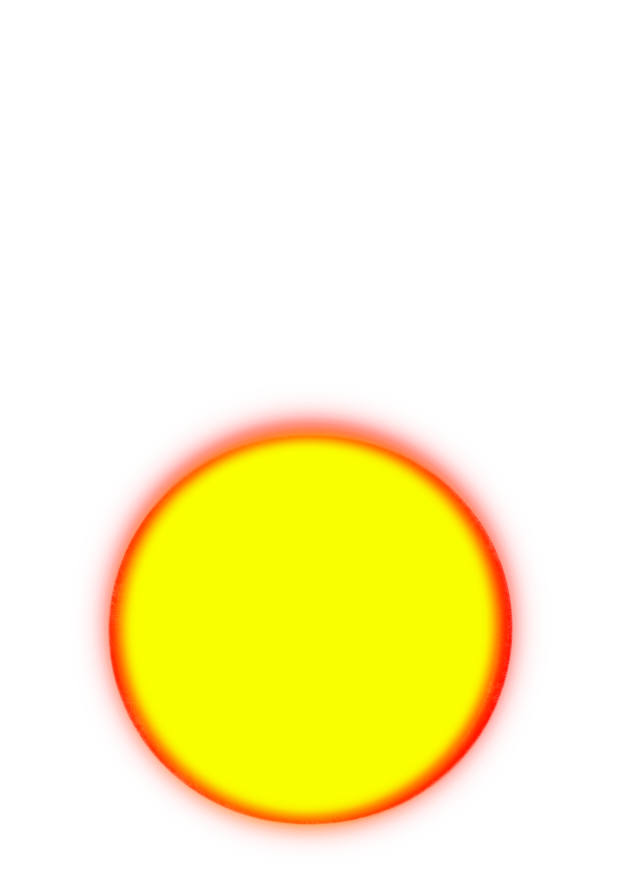
After one commit to hwu63/NUMAD20S-HuiyunWu, an Android app: the SplashActivity screen opened directly, with no data from a screen before it, on a phone screen of 412 x 824 dp. The commit adds this screen. Shown: the top 886 px of the screen. Run offline under Robolectric (Android 15) with nearby library versions, the phone set to English and light mode, and no system bars.

Commit message:
splashcreen

```diff
--- a/app/build.gradle
+++ b/app/build.gradle
@@ -22,6 +22,7 @@ dependencies {
     implementation fileTree(dir: 'libs', include: ['*.jar'])
     implementation 'androidx.appcompat:appcompat:1.0.2'
     implementation 'androidx.constraintlayout:constraintlayout:1.1.3'
+    implementation 'androidx.legacy:legacy-support-v4:1.0.0'
     testImplementation 'junit:junit:4.12'
     androidTestImplementation 'androidx.test.ext:junit:1.1.0'
     androidTestImplementation 'androidx.test.espresso:espresso-core:3.1.1'
--- /dev/null
+++ b/app/src/main/java/whyellow/tk/numad20s_huiyunwu/SplashActivity.java
@@ -0,0 +1,34 @@
+package whyellow.tk.numad20s_huiyunwu;
+
+import android.annotation.SuppressLint;
+
+import androidx.appcompat.app.ActionBar;
+import androidx.appcompat.app.AppCompatActivity;
+
+import android.content.Intent;
+import android.os.Bundle;
+import android.os.Handler;
+import android.view.MotionEvent;
+import android.view.View;
+
+/**
+ * An example full-screen activity that shows and hides the system UI (i.e.
+ * status bar and navigation/system bar) with user interaction.
+ */
+public class SplashActivity extends AppCompatActivity {
+
+    @Override
+    protected void onCreate(Bundle savedInstanceState) {
+        super.onCreate(savedInstanceState);
+        setContentView(R.layout.activity_splash);
+        new Handler().postDelayed(new Runnable() {
+            @Override
+            public void run() {
+                Intent MainAcitivityIntent = new Intent(getApplicationContext(), MainActivity.class);
+                startActivity(MainAcitivityIntent);
+                finish();
+            }
+        },2000);
+
+    }
+}
--- /dev/null
+++ b/app/src/main/res/drawable/splashscreen.xml
@@ -0,0 +1,13 @@
+<?xml version="1.0" encoding="utf-8"?>
+
+<layer-list xmlns:android="http://schemas.android.com/apk/res/android" android:opacity="opaque">
+
+    <item android:drawable="@android:color/white"/>
+
+    <item android:gravity="center">
+        <bitmap
+            android:src="@drawable/splash1"
+            android:gravity="fill_horizontal|fill_vertical"/>
+    </item>
+
+</layer-list>
--- /dev/null
+++ b/app/src/main/res/layout/activity_splash.xml
@@ -0,0 +1,24 @@
+<?xml version="1.0" encoding="utf-8"?>
+<FrameLayout xmlns:android="http://schemas.android.com/apk/res/android"
+    xmlns:app="http://schemas.android.com/apk/res-auto"
+    xmlns:tools="http://schemas.android.com/tools"
+    android:layout_width="match_parent"
+    android:layout_height="match_parent"
+    android:background="#FFFFFF"
+    tools:context=".SplashActivity">
+
+    <!-- The primary full-screen view. This can be replaced with whatever view
+         is needed to present your content, e.g. VideoView, SurfaceView,
+         TextureView, etc. -->
+
+    <ImageView
+        android:id="@+id/imageView"
+        android:layout_width="wrap_content"
+        android:layout_height="wrap_content"
+        app:srcCompat="@drawable/splash1"
+        android:contentDescription="@string/splash" />
+
+    <!-- This FrameLayout insets its children based on system windows using
+         android:fitsSystemWindows. -->
+
+</FrameLayout>
--- a/app/src/main/res/values/colors.xml
+++ b/app/src/main/res/values/colors.xml
@@ -3,4 +3,6 @@
     <color name="colorPrimary">#008577</color>
     <color name="colorPrimaryDark">#00574B</color>
     <color name="colorAccent">#D81B60</color>
+
+    <color name="black_overlay">#66000000</color>
 </resources>
--- a/app/src/main/res/values/styles.xml
+++ b/app/src/main/res/values/styles.xml
@@ -1,11 +1,15 @@
 <resources>
 
     <!-- Base application theme. -->
-    <style name="AppTheme" parent="Theme.AppCompat.Light.DarkActionBar">
+    <style name="AppTheme" parent="Theme.AppCompat.Light.NoActionBar">
         <!-- Customize your theme here. -->
         <item name="colorPrimary">@color/colorPrimary</item>
         <item name="colorPrimaryDark">@color/colorPrimaryDark</item>
         <item name="colorAccent">@color/colorAccent</item>
     </style>
 
+    <style name="SplashScreenTheme" parent="Theme.AppCompat.Light.NoActionBar">
+        <item name ="android:windowBackground"> @drawable/splashscreen</item>
+    </style>
+
 </resources>
```
Also changed, not shown: app/src/main/AndroidManifest.xml (+5 -2 lines), app/src/main/java/whyellow/tk/numad20s_huiyunwu/MainActivity.java (+1 -7 lines), app/src/main/res/values/attrs.xml (added, +12 -0 lines), app/src/main/res/values/strings.xml (+7 -0 lines), app/src/main/res/drawable/kong.gif (added), app/src/main/res/drawable/splash1.png (added), app/src/main/res/drawable/splash2.png (added), 1 other file.
